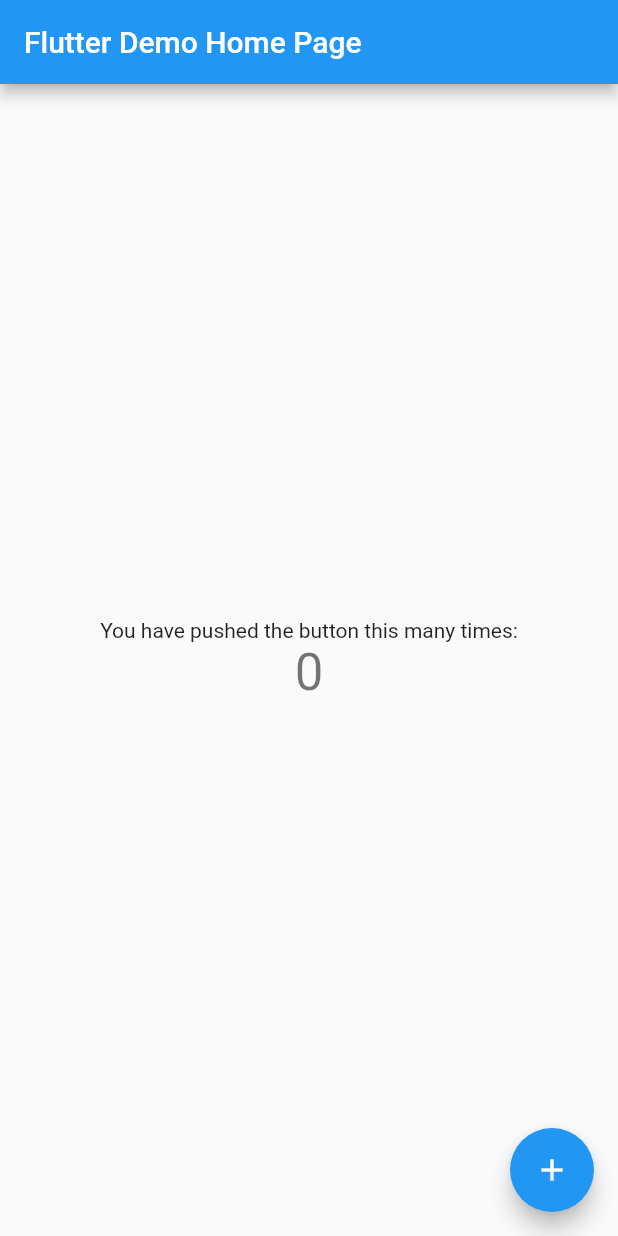
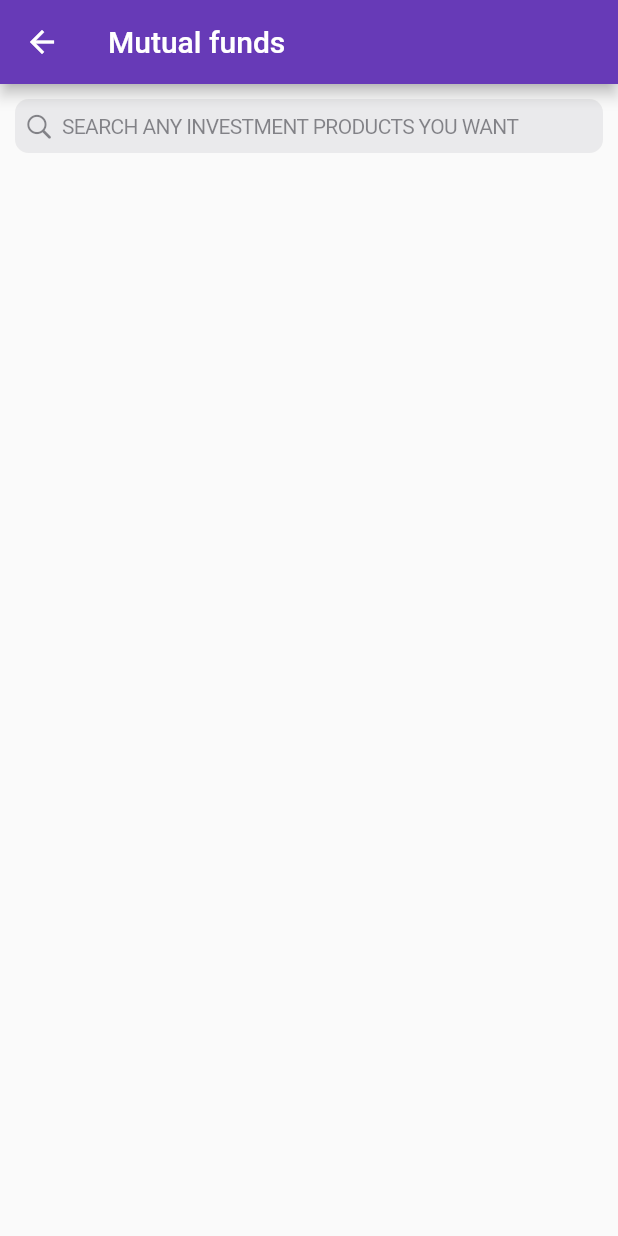
Before and after one commit to mildminihi/fluteasy, a Flutter app: the screen it shows after launch, on a phone screen of 412 x 824 dp. Run offline on Flutter 3.47's test engine with Material 2 defaults, Android fonts, the phone set to English and light mode, and no system bars.

Commit message:
Add search text

```diff
--- a/lib/main.dart
+++ b/lib/main.dart
@@ -1,3 +1,4 @@
+import 'package:flutter/cupertino.dart';
 import 'package:flutter/material.dart';
 
 void main() {
@@ -13,34 +14,15 @@
     return MaterialApp(
       title: 'Flutter Demo',
       theme: ThemeData(
-        // This is the theme of your application.
-        //
-        // Try running your application with "flutter run". You'll see the
-        // application has a blue toolbar. Then, without quitting the app, try
-        // changing the primarySwatch below to Colors.green and then invoke
-        // "hot reload" (press "r" in the console where you ran "flutter run",
-        // or simply save your changes to "hot reload" in a Flutter IDE).
-        // Notice that the counter didn't reset back to zero; the application
-        // is not restarted.
-        primarySwatch: Colors.blue,
+        primarySwatch: Colors.deepPurple,
       ),
-      home: const MyHomePage(title: 'Flutter Demo Home Page'),
+      home: const MyHomePage(title: 'Mutual funds'),
     );
   }
 }
 
 class MyHomePage extends StatefulWidget {
   const MyHomePage({Key? key, required this.title}) : super(key: key);
-
-  // This widget is the home page of your application. It is stateful, meaning
-  // that it has a State object (defined below) that contains fields that affect
-  // how it looks.
-
-  // This class is the configuration for the state. It holds the values (in this
-  // case the title) provided by the parent (in this case the App widget) and
-  // used by the build method of the State. Fields in a Widget subclass are
-  // always marked "final".
-
   final String title;
 
   @override
@@ -48,68 +30,29 @@
 }
 
 class _MyHomePageState extends State<MyHomePage> {
-  int _counter = 0;
-
-  void _incrementCounter() {
-    setState(() {
-      // This call to setState tells the Flutter framework that something has
-      // changed in this State, which causes it to rerun the build method below
-      // so that the display can reflect the updated values. If we changed
-      // _counter without calling setState(), then the build method would not be
-      // called again, and so nothing would appear to happen.
-      _counter++;
-    });
-  }
-
   @override
   Widget build(BuildContext context) {
-    // This method is rerun every time setState is called, for instance as done
-    // by the _incrementCounter method above.
-    //
-    // The Flutter framework has been optimized to make rerunning build methods
-    // fast, so that you can just rebuild anything that needs updating rather
-    // than having to individually change instances of widgets.
     return Scaffold(
       appBar: AppBar(
-        // Here we take the value from the MyHomePage object that was created by
-        // the App.build method, and use it to set our appbar title.
-        title: Text(widget.title),
-      ),
+          title: Text(widget.title),
+          leading: IconButton(
+            icon: Icon(Icons.arrow_back),
+            onPressed: () => Navigator.pop(context, false),
+          )),
       body: Center(
-        // Center is a layout widget. It takes a single child and positions it
-        // in the middle of the parent.
         child: Column(
-          // Column is also a layout widget. It takes a list of children and
-          // arranges them vertically. By default, it sizes itself to fit its
-          // children horizontally, and tries to be as tall as its parent.
-          //
-          // Invoke "debug painting" (press "p" in the console, choose the
-          // "Toggle Debug Paint" action from the Flutter Inspector in Android
-          // Studio, or the "Toggle Debug Paint" command in Visual Studio Code)
-          // to see the wireframe for each widget.
-          //
-          // Column has various properties to control how it sizes itself and
-          // how it positions its children. Here we use mainAxisAlignment to
-          // center the children vertically; the main axis here is the vertical
-          // axis because Columns are vertical (the cross axis would be
-          // horizontal).
-          mainAxisAlignment: MainAxisAlignment.center,
           children: <Widget>[
-            const Text(
-              'You have pushed the button this many times:',
-            ),
-            Text(
-              '$_counter',
-              style: Theme.of(context).textTheme.headline4,
-            ),
+            Container(
+              margin: const EdgeInsets.all(10.0),
+              child: CupertinoSearchTextField(
+                onTap: () => print("tab search"),
+                placeholder: "SEARCH ANY INVESTMENT PRODUCTS YOU WANT",
+                style: TextStyle(fontSize: 14.0),
+              ),
+            )
           ],
         ),
       ),
-      floatingActionButton: FloatingActionButton(
-        onPressed: _incrementCounter,
-        tooltip: 'Increment',
-        child: const Icon(Icons.add),
-      ), // This trailing comma makes auto-formatting nicer for build methods.
     );
   }
 }
```
